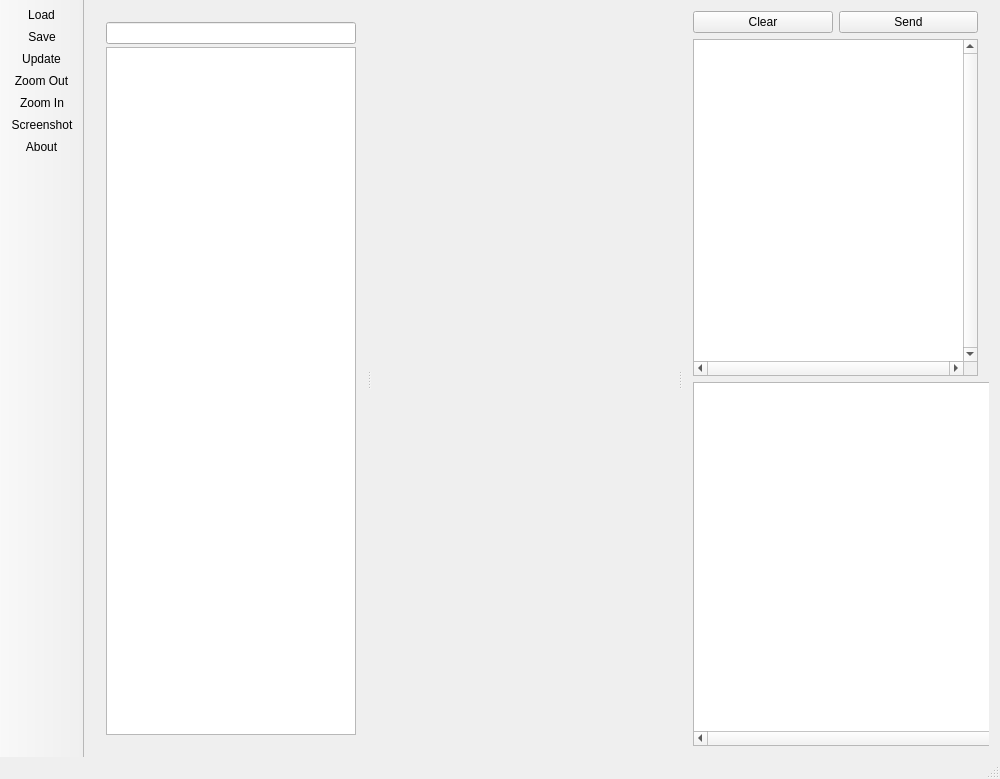
gamoeba/stagehand, file mainwindow.ui: the form before one commit.
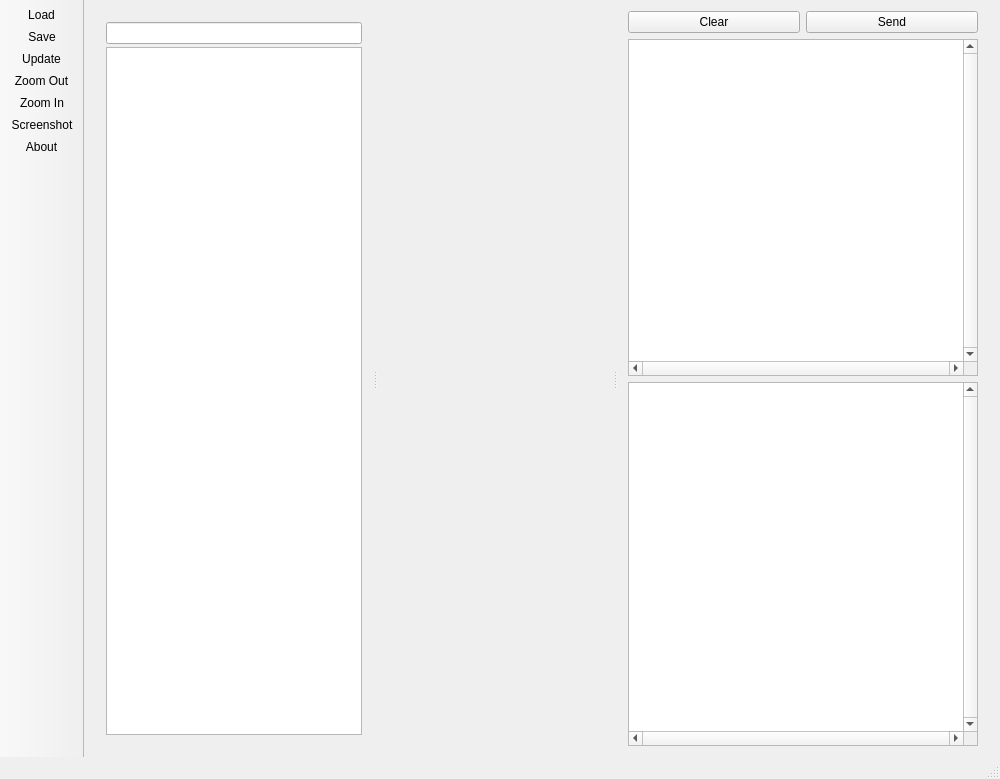
The form after the commit. Icons and pictures are not drawn.

Patch:
```diff
--- a/mainwindow.ui
+++ b/mainwindow.ui
@@ -72,18 +72,12 @@
       </widget>
       <widget class="QWidget" name="gridWidget" native="true">
        <property name="sizePolicy">
-        <sizepolicy hsizetype="Expanding" vsizetype="Expanding">
+        <sizepolicy hsizetype="Preferred" vsizetype="Preferred">
          <horstretch>1</horstretch>
          <verstretch>1</verstretch>
         </sizepolicy>
        </property>
-       <property name="minimumSize">
-        <size>
-         <width>400</width>
-         <height>400</height>
-        </size>
-       </property>
-       <layout class="QGridLayout" name="glWidget" rowstretch="0" columnstretch="0">
+       <layout class="QVBoxLayout" name="glParent2">
         <property name="leftMargin">
          <number>2</number>
         </property>
@@ -96,9 +90,9 @@
         <property name="bottomMargin">
          <number>2</number>
         </property>
-        <property name="spacing">
-         <number>2</number>
-        </property>
+        <item>
+         <layout class="QVBoxLayout" name="glParent"/>
+        </item>
        </layout>
       </widget>
       <widget class="QWidget" name="verticalLayoutWidget">
```
